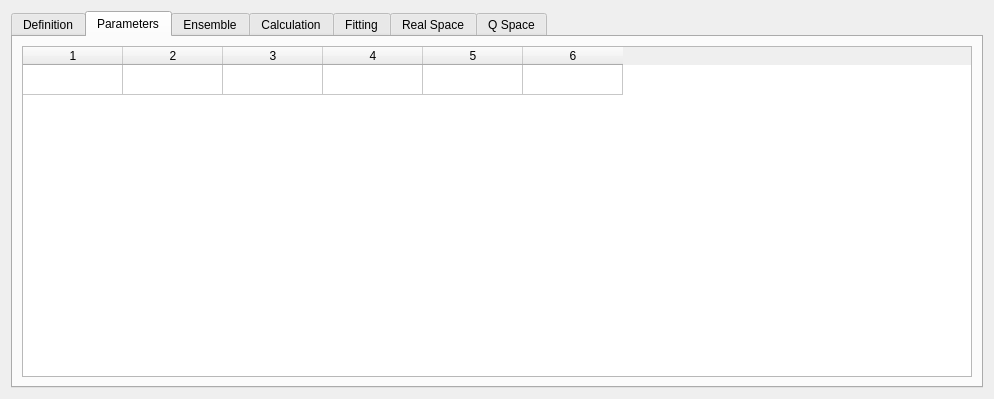
Before: the Qt Designer form src/sas/qtgui/Perspectives/ParticleEditor/UI/DesignWindowUI.ui in SasView/sasview, drawn with Qt 5.
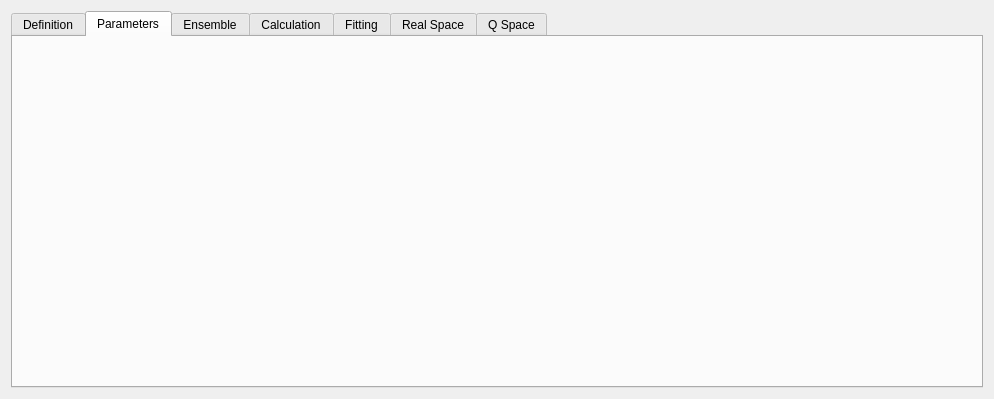
After: the same form once the commit is applied. The open tabs and pages were chosen to show the change.

Commit message: Parameter handling

Patch:
```diff
--- a/src/sas/qtgui/Perspectives/ParticleEditor/UI/DesignWindowUI.ui
+++ b/src/sas/qtgui/Perspectives/ParticleEditor/UI/DesignWindowUI.ui
@@ -33,28 +33,7 @@
       </attribute>
       <layout class="QHBoxLayout" name="horizontalLayout_3" stretch="3">
        <item>
-        <layout class="QVBoxLayout" name="verticalLayout_4">
-         <item>
-          <widget class="QTableWidget" name="parametersTable">
-           <property name="rowCount">
-            <number>1</number>
-           </property>
-           <property name="columnCount">
-            <number>6</number>
-           </property>
-           <attribute name="verticalHeaderVisible">
-            <bool>false</bool>
-           </attribute>
-           <row/>
-           <column/>
-           <column/>
-           <column/>
-           <column/>
-           <column/>
-           <column/>
-          </widget>
-         </item>
-        </layout>
+        <layout class="QVBoxLayout" name="verticalLayout_4"/>
        </item>
       </layout>
      </widget>
```
Left out of the diff: 2 changed lines with no effect on the pictures. The commit also changes 12 other files.
